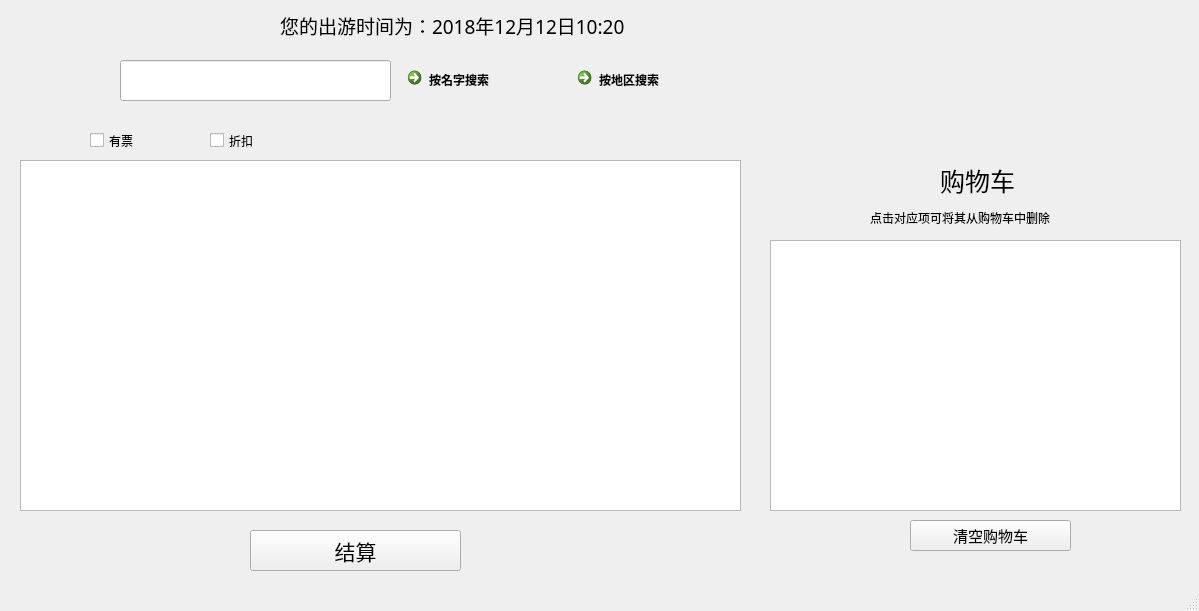
The window that SBSystemBackup/allsite.ui (iceboundx/SBSystem) describes before a commit, drawn with Qt 5.
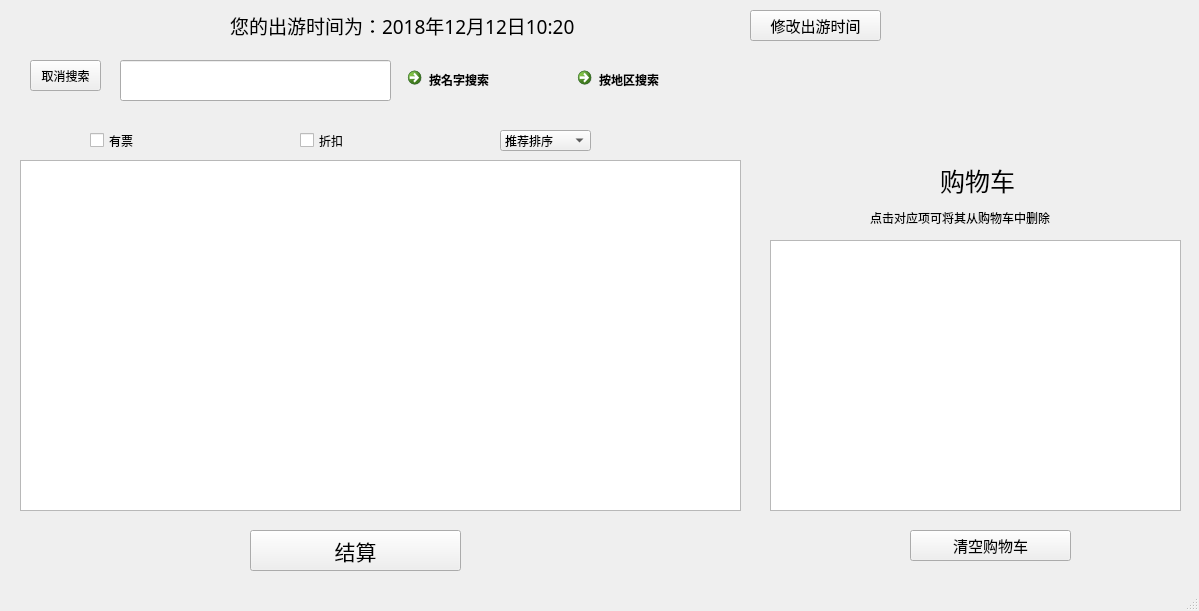
The same window after the commit.

Commit message: alpha版本 差修改景点

```diff
--- a/SBSystemBackup/allsite.ui
+++ b/SBSystemBackup/allsite.ui
@@ -35,7 +35,7 @@
    <widget class="QCheckBox" name="discount">
     <property name="geometry">
      <rect>
-      <x>210</x>
+      <x>300</x>
       <y>130</y>
       <width>91</width>
       <height>21</height>
@@ -161,7 +161,7 @@
     <property name="geometry">
      <rect>
       <x>910</x>
-      <y>520</y>
+      <y>530</y>
       <width>161</width>
       <height>31</height>
      </rect>
@@ -179,7 +179,7 @@
    <widget class="QLabel" name="time_La">
     <property name="geometry">
      <rect>
-      <x>280</x>
+      <x>230</x>
       <y>10</y>
       <width>511</width>
       <height>31</height>
@@ -211,6 +211,63 @@
      <set>QAbstractItemView::NoEditTriggers</set>
     </property>
    </widget>
+   <widget class="QPushButton" name="pushButton">
+    <property name="geometry">
+     <rect>
+      <x>750</x>
+      <y>10</y>
+      <width>131</width>
+      <height>31</height>
+     </rect>
+    </property>
+    <property name="font">
+     <font>
+      <family>等线</family>
+      <pointsize>11</pointsize>
+     </font>
+    </property>
+    <property name="text">
+     <string>修改出游时间</string>
+    </property>
+   </widget>
+   <widget class="QComboBox" name="sort_by">
+    <property name="geometry">
+     <rect>
+      <x>500</x>
+      <y>130</y>
+      <width>91</width>
+      <height>21</height>
+     </rect>
+    </property>
+    <item>
+     <property name="text">
+      <string>推荐排序</string>
+     </property>
+    </item>
+    <item>
+     <property name="text">
+      <string>价格排序</string>
+     </property>
+    </item>
+    <item>
+     <property name="text">
+      <string>预订量排序</string>
+     </property>
+    </item>
+   </widget>
+   <widget class="QPushButton" name="pushButton_2">
+    <property name="geometry">
+     <rect>
+      <x>30</x>
+      <y>60</y>
+      <width>71</width>
+      <height>31</height>
+     </rect>
+    </property>
+    <property name="text">
+     <string>取消搜索</string>
+    </property>
+   </widget>
   </widget>
   <widget class="QStatusBar" name="statusbar"/>
  </widget>
```
Left out of the diff: 10 changed lines with no effect on the pictures. The commit also changes 120 other files.
